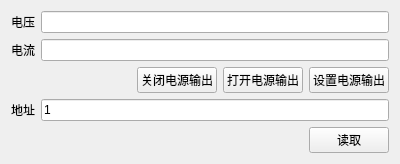
75557032/gjsy, file src/mainwindow.ui: the form before one commit.
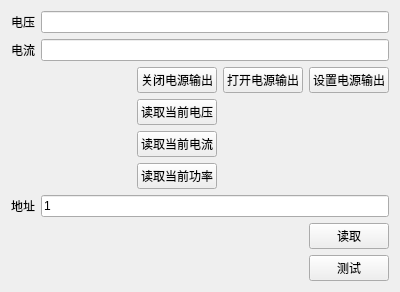
The form after the commit.

Commit message: 增加读取电流，电压，功率的命令 优化读写电源的代码，抽象读写接口 实现保存结果到文件的函数 增加pid函数

Diff of the .ui file:
```diff
--- a/src/mainwindow.ui
+++ b/src/mainwindow.ui
@@ -7,7 +7,7 @@
     <x>0</x>
     <y>0</y>
     <width>400</width>
-    <height>129</height>
+    <height>252</height>
    </rect>
   </property>
   <property name="windowTitle">
@@ -15,10 +15,17 @@
   </property>
   <widget class="QWidget" name="centralWidget">
    <layout class="QGridLayout" name="gridLayout">
-    <item row="2" column="2">
-     <widget class="QPushButton" name="pb_Close">
+    <item row="3" column="2">
+     <widget class="QPushButton" name="pb_ReadVol">
       <property name="text">
-       <string>关闭电源输出</string>
+       <string>读取当前电压</string>
+      </property>
+     </widget>
+    </item>
+    <item row="4" column="2">
+     <widget class="QPushButton" name="pb_ReadCurrent">
+      <property name="text">
+       <string>读取当前电流</string>
       </property>
      </widget>
     </item>
@@ -29,20 +36,6 @@
       </property>
      </widget>
     </item>
-    <item row="2" column="3">
-     <widget class="QPushButton" name="pb_Open">
-      <property name="text">
-       <string>打开电源输出</string>
-      </property>
-     </widget>
-    </item>
-    <item row="1" column="0">
-     <widget class="QLabel" name="label_2">
-      <property name="text">
-       <string>电流</string>
-      </property>
-     </widget>
-    </item>
     <item row="2" column="1">
      <spacer name="horizontalSpacer">
       <property name="orientation">
@@ -56,47 +49,103 @@
       </property>
      </spacer>
     </item>
-    <item row="0" column="0">
-     <widget class="QLabel" name="label">
+    <item row="2" column="2">
+     <widget class="QPushButton" name="pb_Close">
       <property name="text">
-       <string>电压</string>
+       <string>关闭电源输出</string>
+      </property>
+     </widget>
+    </item>
+    <item row="2" column="3">
+     <widget class="QPushButton" name="pb_Open">
+      <property name="text">
+       <string>打开电源输出</string>
+      </property>
+     </widget>
+    </item>
+    <item row="6" column="0">
+     <widget class="QLabel" name="label_3">
+      <property name="text">
+       <string>地址</string>
       </property>
      </widget>
     </item>
     <item row="0" column="1" colspan="4">
      <widget class="QLineEdit" name="le_Voltage"/>
     </item>
+    <item row="1" column="0">
+     <widget class="QLabel" name="label_2">
+      <property name="text">
+       <string>电流</string>
+      </property>
+     </widget>
+    </item>
     <item row="1" column="1" colspan="4">
      <widget class="QLineEdit" name="le_Current"/>
     </item>
-    <item row="3" column="0">
-     <widget class="QLabel" name="label_3">
+    <item row="0" column="0">
+     <widget class="QLabel" name="label">
       <property name="text">
-       <string>地址</string>
+       <string>电压</string>
       </property>
      </widget>
     </item>
-    <item row="3" column="1" colspan="4">
+    <item row="5" column="2">
+     <widget class="QPushButton" name="pb_ReadPower">
+      <property name="text">
+       <string>读取当前功率</string>
+      </property>
+     </widget>
+    </item>
+    <item row="6" column="1" colspan="4">
      <widget class="QLineEdit" name="lineEdit">
       <property name="text">
        <string>1</string>
       </property>
      </widget>
     </item>
-    <item row="4" column="4">
+    <item row="7" column="4">
      <widget class="QPushButton" name="pb_Read">
       <property name="text">
        <string>读取</string>
       </property>
      </widget>
     </item>
-    <item row="4" column="0" colspan="4">
+    <item row="3" column="3" colspan="2">
+     <widget class="QLabel" name="lb_Vol">
+      <property name="text">
+       <string/>
+      </property>
+     </widget>
+    </item>
+    <item row="7" column="0" colspan="4">
      <widget class="QLabel" name="lb_out">
       <property name="text">
        <string/>
       </property>
      </widget>
     </item>
+    <item row="4" column="3" colspan="2">
+     <widget class="QLabel" name="lb_Current">
+      <property name="text">
+       <string/>
+      </property>
+     </widget>
+    </item>
+    <item row="5" column="3" colspan="2">
+     <widget class="QLabel" name="lb_Power">
+      <property name="text">
+       <string/>
+      </property>
+     </widget>
+    </item>
+    <item row="8" column="4">
+     <widget class="QPushButton" name="pb_Test">
+      <property name="text">
+       <string>测试</string>
+      </property>
+     </widget>
+    </item>
    </layout>
   </widget>
  </widget>
```
The commit also changes 7 other files.
